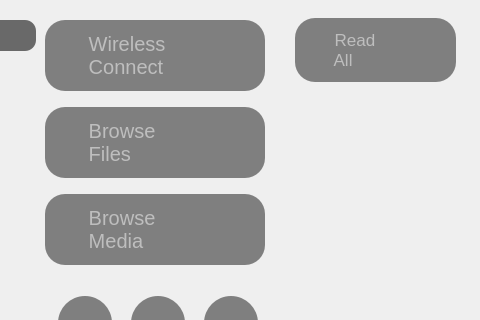
SaNcHeS12557/PixLinkDesktop, file mainpage.ui: the form before one commit; both pictures show x 195 to 675 and y 0 to 320 of the 675 by 460 pixel window.
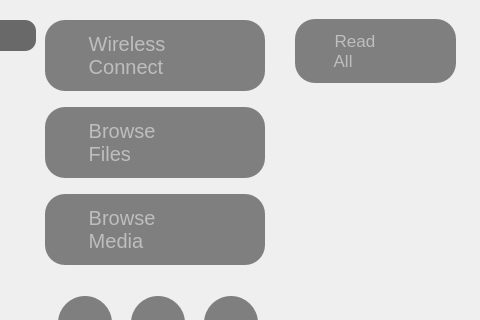
The form after the commit. Icons and pictures are not drawn.

```diff
--- a/mainpage.ui
+++ b/mainpage.ui
@@ -247,7 +247,7 @@
     <bool>true</bool>
    </property>
   </widget>
-  <widget class="QWidget" name="">
+  <widget class="QWidget" name="layoutWidget">
    <property name="geometry">
     <rect>
      <x>240</x>
@@ -651,7 +651,7 @@
      <x>490</x>
      <y>10</y>
      <width>161</width>
-     <height>81</height>
+     <height>82</height>
     </rect>
    </property>
    <layout class="QVBoxLayout" name="verticalLayout">
```
Left out of the diff: 2 changed lines with no effect on the pictures.
